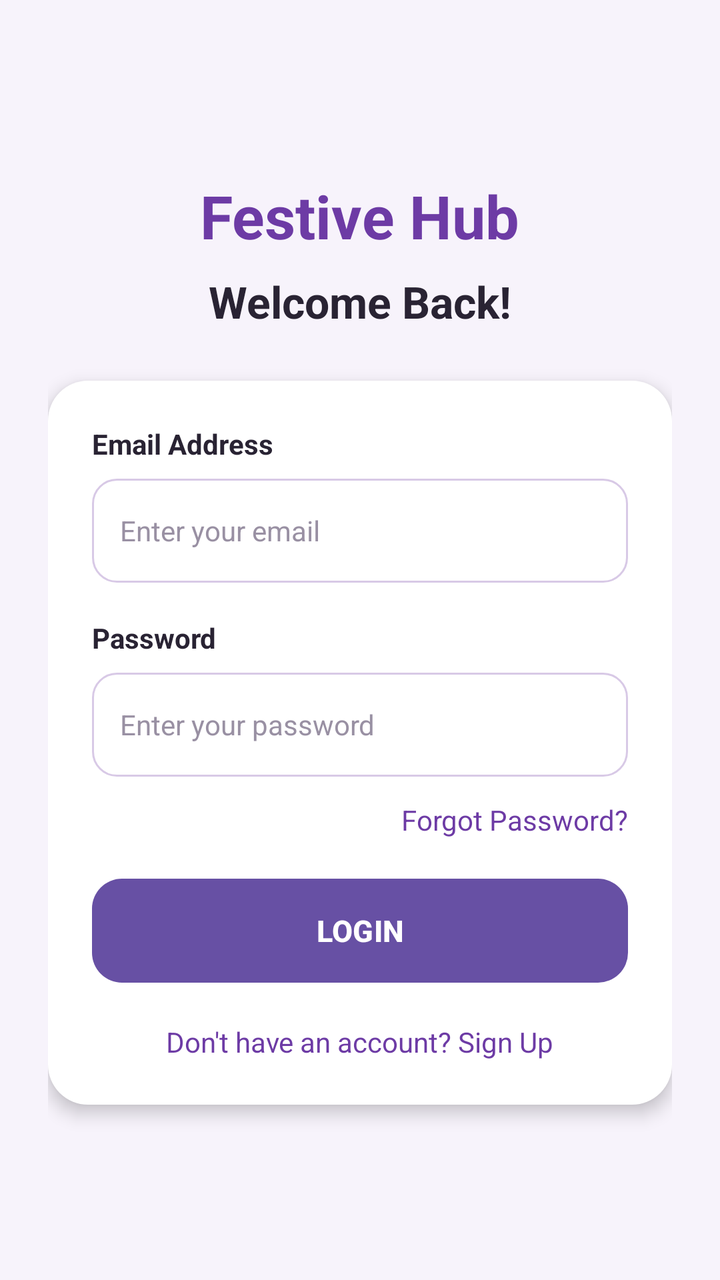
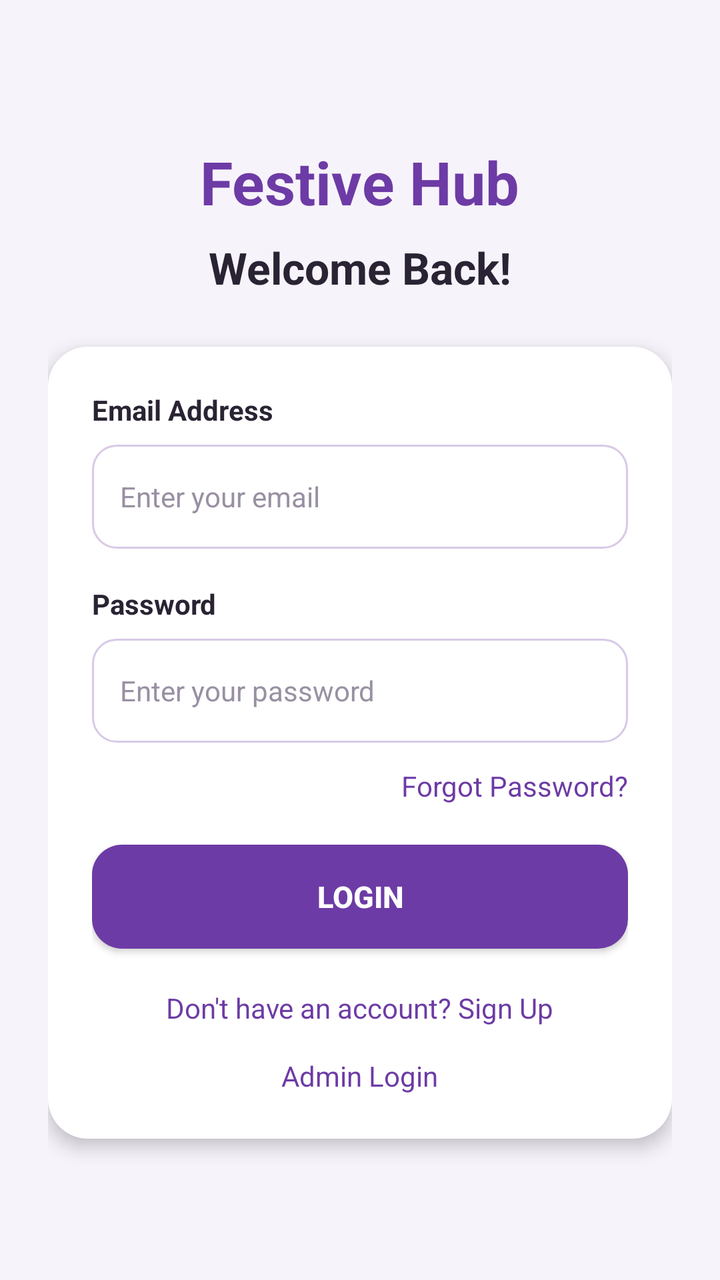

The first picture is an Android layout as it rendered before a commit; the second is the same layout after the commit. The layout source and the unified diff follow.
<!-- AndroidManifest.xml: application theme Theme.FestiveHub -->
<!-- res/layout/activity_main.xml -->
<?xml version="1.0" encoding="utf-8"?>
<ScrollView xmlns:android="http://schemas.android.com/apk/res/android"
    android:layout_width="match_parent"
    android:layout_height="match_parent"
    android:fillViewport="true"
    android:background="#F7F3FB"
    android:scrollbars="none">

    <LinearLayout
        android:layout_width="match_parent"
        android:layout_height="match_parent"
        android:orientation="vertical"
        android:gravity="center"
        android:padding="24dp">

        <TextView
            android:layout_width="wrap_content"
            android:layout_height="wrap_content"
            android:text="Festive Hub"
            android:textSize="30sp"
            android:textStyle="bold"
            android:textColor="#6D3BA5"
            android:layout_marginBottom="8dp">
        </TextView>

        <TextView
            android:layout_width="wrap_content"
            android:layout_height="wrap_content"
            android:text="Welcome Back!"
            android:textSize="22sp"
            android:textStyle="bold"
            android:textColor="#292333"
            android:layout_marginBottom="25dp">
        </TextView>

        <LinearLayout
            android:layout_width="match_parent"
            android:layout_height="wrap_content"
            android:orientation="vertical"
            android:padding="22dp"
            android:background="@drawable/login_card"
            android:elevation="5dp">

            <TextView
                android:layout_width="wrap_content"
                android:layout_height="wrap_content"
                android:text="Email Address"
                android:textSize="14sp"
                android:textStyle="bold"
                android:textColor="#292333">
            </TextView>

            <EditText
                android:id="@+id/edtemail"
                android:layout_width="match_parent"
                android:layout_height="52dp"
                android:hint="Enter your email"
                android:inputType="textEmailAddress"
                android:singleLine="true"
                android:padding="14dp"
                android:background="@drawable/custom_edittext"
                android:textSize="14sp"
                android:textColor="#292333"
                android:textColorHint="#9990A3"
                android:layout_marginTop="8dp"
                android:layout_marginBottom="18dp">
            </EditText>

            <TextView
                android:layout_width="wrap_content"
                android:layout_height="wrap_content"
                android:text="Password"
                android:textSize="14sp"
                android:textStyle="bold"
                android:textColor="#292333">
            </TextView>

             <EditText
                android:id="@+id/edtpassword"
                android:layout_width="match_parent"
                android:layout_height="52dp"
                android:hint="Enter your password"
                android:inputType="textPassword"
                android:singleLine="true"
                android:padding="14dp"
                android:background="@drawable/custom_edittext"
                android:textSize="14sp"
                android:textColor="#292333"
                android:textColorHint="#9990A3"
                 android:layout_marginTop="8dp">
             </EditText>

            <TextView
                android:id="@+id/txtforgotPassword"
                android:layout_width="wrap_content"
                android:layout_height="wrap_content"
                android:layout_gravity="end"
                android:layout_marginTop="12dp"
                android:layout_marginBottom="20dp"
                android:text="Forgot Password?"
                android:textColor="#6D3BA5"
                android:textSize="14sp">
            </TextView>

            <Button
                android:id="@+id/btnlogin"
                android:layout_width="match_parent"
                android:layout_height="52dp"
                android:text="LOGIN"
                android:textColor="#FFFFFF"
                android:textSize="15sp"
                android:textStyle="bold"
                android:background="@drawable/custom_button"
                android:backgroundTint="@null"
                android:elevation="2dp">
            </Button>

            
            <TextView
                android:id="@+id/txtsignup"
                android:layout_width="wrap_content"
                android:layout_height="wrap_content"
                android:layout_gravity="center"
                android:layout_marginTop="20dp"
                android:text="Don't have an account? Sign Up"
                android:textColor="#6D3BA5"
                android:textSize="14sp">
            </TextView>

        </LinearLayout>

    </LinearLayout>

</ScrollView>
<!-- resources referenced by this layout -->
<resources>
  <!-- drawable custom_button (drawable) -->
  <?xml version="1.0" encoding="utf-8"?>
  <shape xmlns:android="http://schemas.android.com/apk/res/android"
      android:shape="rectangle">
      <solid android:color="#6D3BA5"/>
      <corners android:radius="15dp"/>
  </shape>
  <!-- drawable custom_edittext (drawable) -->
  <?xml version="1.0" encoding="utf-8"?>
  <selector xmlns:android="http://schemas.android.com/apk/res/android">
  
      
      <item android:state_focused="true">
          <shape android:shape="rectangle">
              <solid android:color="#FFFFFF"/>
              <corners android:radius="12dp"/>
              <stroke
                  android:width="2dp"
                  android:color="#6D3BA5"/>
          </shape>
      </item>
  
      
      <item>
          <shape android:shape="rectangle">
              <solid android:color="#FFFFFF"/>
              <corners android:radius="12dp"/>
              <stroke
                  android:width="1dp"
                  android:color="#D8C9E6"/>
          </shape>
      </item>
  </selector>
  <!-- drawable login_card (drawable) -->
  <?xml version="1.0" encoding="utf-8"?>
  <shape xmlns:android="http://schemas.android.com/apk/res/android">
  
      <solid android:color="#FFFFFF"/>
      <corners android:radius="20dp"/>
  
  </shape>
  <style name="Theme.FestiveHub" parent="Base.Theme.FestiveHub" />
  <style name="Base.Theme.FestiveHub" parent="Theme.Material3.DayNight.NoActionBar">
          
          
      </style>
</resources>

<!-- the commit's change to res/layout/activity_main.xml (unified diff, before → after) -->
@@ -2,9 +2,11 @@
 <ScrollView xmlns:android="http://schemas.android.com/apk/res/android"
     android:layout_width="match_parent"
     android:layout_height="match_parent"
+    xmlns:tools="http://schemas.android.com/tools"
     android:fillViewport="true"
     android:background="#F7F3FB"
-    android:scrollbars="none">
+    android:scrollbars="none"
+    tools:context=".MainActivity">
 
     <LinearLayout
         android:layout_width="match_parent"
@@ -102,7 +104,7 @@
                 android:textSize="14sp">
             </TextView>
 
-            <Button
+            <androidx.appcompat.widget.AppCompatButton
                 android:id="@+id/btnlogin"
                 android:layout_width="match_parent"
                 android:layout_height="52dp"
@@ -113,7 +115,7 @@
                 android:background="@drawable/custom_button"
                 android:backgroundTint="@null"
                 android:elevation="2dp">
-            </Button>
+            </androidx.appcompat.widget.AppCompatButton>
 
             
             <TextView
@@ -127,6 +129,17 @@
                 android:textSize="14sp">
             </TextView>
 
+            <TextView
+                android:id="@+id/txtadminlogin"
+                android:layout_width="wrap_content"
+                android:layout_height="wrap_content"
+                android:layout_gravity="center"
+                android:layout_marginTop="15dp"
+                android:text="Admin Login"
+                android:textColor="#6D3BA5"
+                android:textSize="14sp">
+            </TextView>
+
         </LinearLayout>
 
     </LinearLayout>
<!-- resource entries referenced after the edit -->
@@ -45,6 +45,8 @@
   <style name="Base.Theme.FestiveHub" parent="Theme.Material3.DayNight.NoActionBar">
           
           
+          <item name="android:statusBarColor">#F7F3FB</item>
+          <item name="android:windowLightStatusBar">true</item>
       </style>
 </resources>
 
